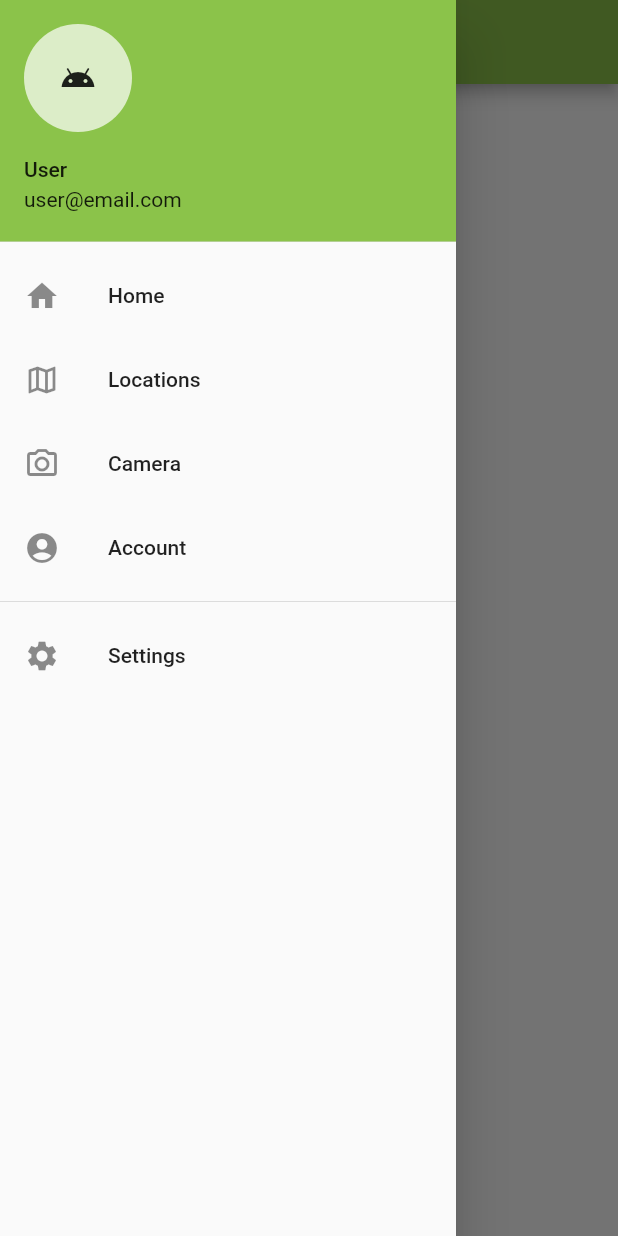
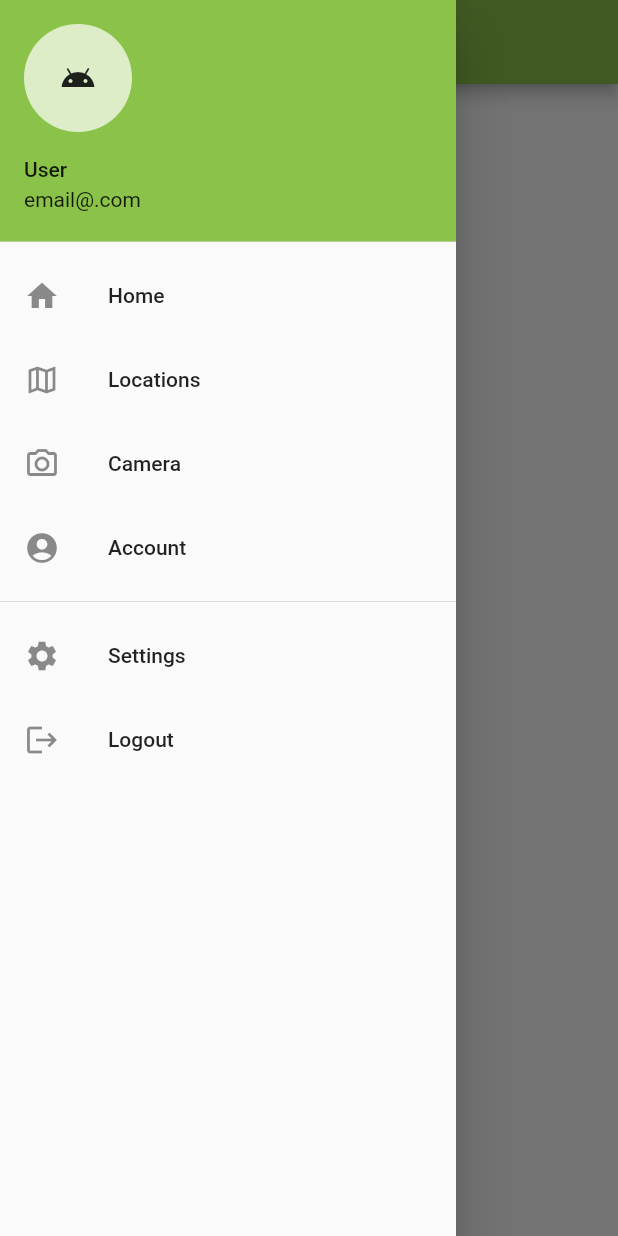
Before and after one commit to abkraynak/virescent, a Flutter app: the AppScaffold screen opened directly, with the side drawer open, on a phone screen of 412 x 824 dp. Run offline on Flutter 3.47's test engine with Material 2 defaults, Android fonts, the phone set to English and light mode, and no system bars; our stand-ins replace firebase_auth, firebase_core, firebase_database, flutter_signin_button, persistent_bottom_nav_bar, splashscreen; accounts and stored records are empty.

Commit message:
Updated app drawer

```diff
--- a/lib/widgets/app_drawer.dart
+++ b/lib/widgets/app_drawer.dart
@@ -1,11 +1,11 @@
 import 'package:flutter/material.dart';
+import 'package:firebase_auth/firebase_auth.dart';
+import 'package:firebase_database/firebase_database.dart';
 
 import '../constants/page_titles.dart';
 import '../constants/route_names.dart';
 import 'app_route_observer.dart';
 
-/// The navigation drawer for the app.
-/// This listens to changes in the route to update which page is currently been shown
 class AppDrawer extends StatefulWidget {
   const AppDrawer({@required this.permanentlyDisplay, Key key})
       : super(key: key);
@@ -57,8 +57,9 @@ class _AppDrawerState extends State<AppDrawer> with RouteAware {
               padding: EdgeInsets.zero,
               children: [
                 const UserAccountsDrawerHeader(
+                  // Replace with the user's name, email, and photo (from Firebase)
                   accountName: Text('User'),
-                  accountEmail: Text('user@email.com'),
+                  accountEmail: Text('email@.com'),
                   currentAccountPicture: CircleAvatar(
                     child: Icon(Icons.android),
                   ),
@@ -104,6 +105,15 @@ class _AppDrawerState extends State<AppDrawer> with RouteAware {
                   },
                   selected: _selectedRoute == RouteNames.settings,
                 ),
+                ListTile(
+                  // Need to fix to actually sign out
+                  leading: const Icon(Icons.logout),
+                  title: const Text('Logout'),
+                  onTap: () async {
+                    await _navigateTo(context, RouteNames.signup);
+                  },
+                  selected: _selectedRoute == RouteNames.signup,
+                ),
               ],
             ),
           ),
@@ -116,8 +126,6 @@ class _AppDrawerState extends State<AppDrawer> with RouteAware {
     );
   }
 
-  /// Closes the drawer if applicable (which is only when it's not been displayed permanently) and navigates to the specified route
-  /// In a mobile layout, the a modal drawer is used so we need to explicitly close it when the user selects a page to display
   Future<void> _navigateTo(BuildContext context, String routeName) async {
     if (widget.permanentlyDisplay) {
       Navigator.pop(context);
```
